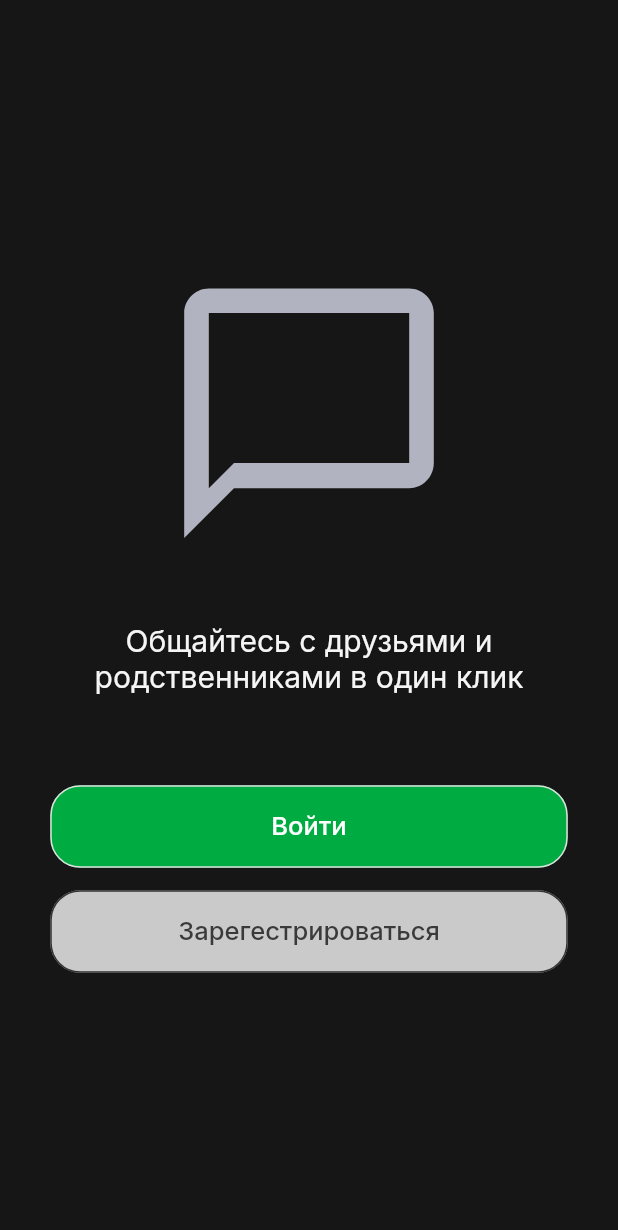
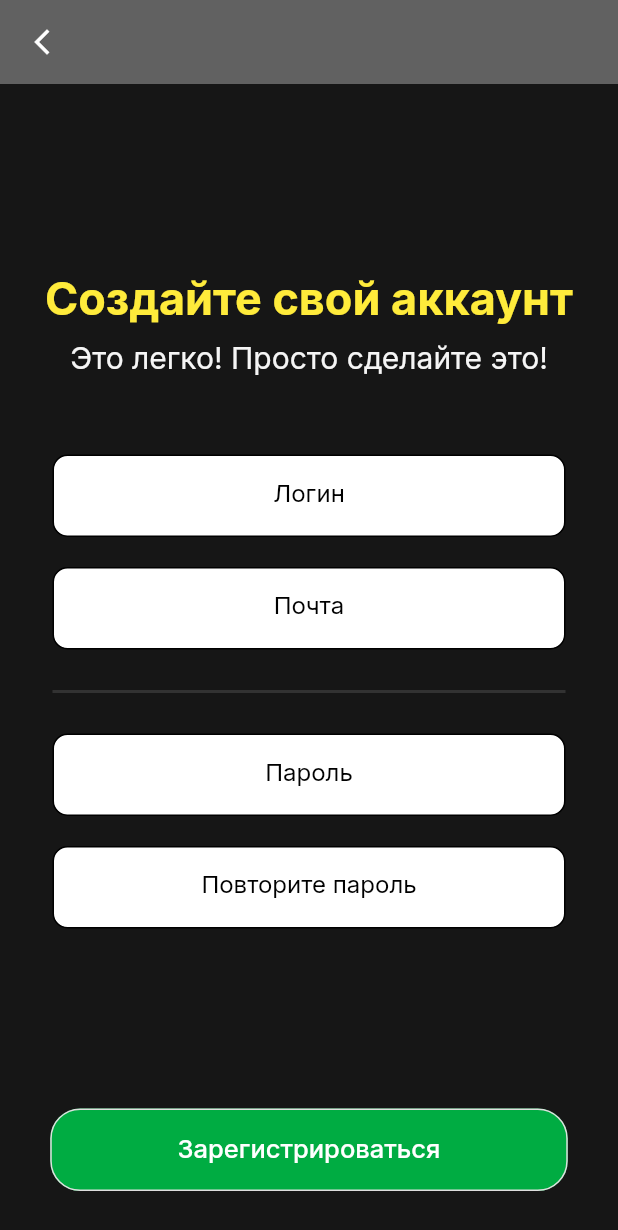
Before and after one commit to flew1x/chat_app, a Flutter app: the screen it shows after launch, after a tap on "Зарегестрироваться", on a phone screen of 412 x 824 dp. Shown: the top 1230 px of the screen. Run offline on Flutter 3.47's test engine with Material 2 defaults, Android fonts, the phone set to English and light mode, and no system bars; drawn by our look-alikes of animated_text_kit; our stand-ins replace cached_network_image, faker, firebase_core, get, google_fonts, google_nav_bar and 1 more; missing offline and left inert: stream_chat_flutter_core; accounts and stored records are empty.

Commit message:
created sign up ui

```diff
--- a/lib/view/screens/login_screen.dart
+++ b/lib/view/screens/login_screen.dart
@@ -1,5 +1,3 @@
-import 'dart:ui';
-
 import 'package:animated_text_kit/animated_text_kit.dart';
 import 'package:flutter/material.dart';
 import 'package:get/get.dart';
@@ -7,14 +5,14 @@ import 'package:get/get.dart';
 import '../widgets/button.dart';
 import '../widgets/input_field.dart';
 
-class LoginPage extends StatefulWidget {
-  const LoginPage({super.key});
+class LoginScreen extends StatefulWidget {
+  const LoginScreen({super.key});
 
   @override
-  State<LoginPage> createState() => _LoginPageState();
+  State<LoginScreen> createState() => _LoginScreenState();
 }
 
-class _LoginPageState extends State<LoginPage> {
+class _LoginScreenState extends State<LoginScreen> {
   final String _titleText = 'ПРИВЕТ';
   final String _subtitleText = 'Здравcтвуйте, войдите в свой аккаунт';
 
--- /dev/null
+++ b/lib/view/screens/sign_up_screen.dart
@@ -0,0 +1,138 @@
+import 'package:animated_text_kit/animated_text_kit.dart';
+import 'package:flutter/material.dart';
+import 'package:get/get.dart';
+import '../widgets/button.dart';
+import '../widgets/input_field.dart';
+
+class SignUpScreen extends StatefulWidget {
+  const SignUpScreen({super.key});
+
+  @override
+  State<SignUpScreen> createState() => _SignUpScreenState();
+}
+
+class _SignUpScreenState extends State<SignUpScreen> {
+  final String _titleText = 'Создайте свой аккаунт';
+  final String _subtitleText = 'Это легко! Просто сделайте это!';
+
+  final TextEditingController _emailController = TextEditingController();
+  final TextEditingController _loginController = TextEditingController();
+  final TextEditingController _passwordController = TextEditingController();
+  final TextEditingController _repeatPasswordController =
+      TextEditingController();
+
+  @override
+  Widget build(BuildContext context) {
+    return Scaffold(
+      appBar: _appBar(),
+      body: Padding(
+        padding: const EdgeInsets.only(bottom: 30),
+        child: Column(
+          mainAxisAlignment: MainAxisAlignment.end,
+          crossAxisAlignment: CrossAxisAlignment.center,
+          children: [
+            Row(
+              mainAxisAlignment: MainAxisAlignment.center,
+              children: [
+                AnimatedTextKit(
+                  animatedTexts: [
+                    TypewriterAnimatedText(_titleText,
+                        speed: const Duration(milliseconds: 100),
+                        textStyle: const TextStyle(
+                            fontSize: 30,
+                            fontWeight: FontWeight.bold,
+                            color: Colors.yellow)),
+                  ],
+                  isRepeatingAnimation: false,
+                )
+              ],
+            ),
+            const SizedBox(
+              height: 10,
+            ),
+            Row(
+              mainAxisAlignment: MainAxisAlignment.center,
+              children: [
+                Text(
+                  _subtitleText,
+                  style: const TextStyle(fontSize: 20),
+                ),
+              ],
+            ),
+            const SizedBox(
+              height: 12,
+            ),
+            Padding(
+              padding: const EdgeInsets.only(right: 35, left: 35),
+              child: Column(
+                children: [
+                  const SizedBox(
+                    height: 40,
+                  ),
+                  InputField(
+                    textController: _loginController,
+                    hint: "Логин",
+                    isPassword: false,
+                  ),
+                  const SizedBox(
+                    height: 20,
+                  ),
+                  InputField(
+                    textController: _emailController,
+                    hint: "Почта",
+                    isPassword: false,
+                  ),
+                  const SizedBox(
+                    height: 20,
+                  ),
+                  const Divider(
+                    thickness: 2,
+                  ),
+                  const SizedBox(
+                    height: 20,
+                  ),
+                  InputField(
+                    textController: _passwordController,
+                    hint: "Пароль",
+                    isPassword: true,
+                  ),
+                  const SizedBox(
+                    height: 20,
+                  ),
+                  InputField(
+                    textController: _repeatPasswordController,
+                    hint: "Повторите пароль",
+                    isPassword: true,
+                  ),
+                ],
+              ),
+            ),
+            Padding(
+              padding: const EdgeInsets.only(top: 120),
+              child: Button(
+                text: "Зарегистрироваться",
+                onPressed: () {},
+                lightTheme: false,
+              ),
+            )
+          ],
+        ),
+      ),
+    );
+  }
+
+  _appBar() {
+    return AppBar(
+      backgroundColor: context.theme.backgroundColor,
+      elevation: 0,
+      leading: GestureDetector(
+        onTap: () => Get.back(),
+        child: const Icon(
+          Icons.arrow_back_ios_new,
+          color: Color.fromARGB(255, 255, 255, 255),
+          size: 20,
+        ),
+      ),
+    );
+  }
+}
--- a/lib/view/screens/start_screen.dart
+++ b/lib/view/screens/start_screen.dart
@@ -1,4 +1,5 @@
 import 'package:chat_app/view/screens/login_screen.dart';
+import 'package:chat_app/view/screens/sign_up_screen.dart';
 import 'package:chat_app/view/widgets/button.dart';
 import 'package:flutter/material.dart';
 import 'package:get/get.dart';
@@ -36,7 +37,7 @@ class StartScreen extends StatelessWidget {
                   Button(
                       text: "Войти",
                       onPressed: () {
-                        Get.to(() => const LoginPage(),
+                        Get.to(() => const LoginScreen(),
                             transition: Transition.rightToLeft);
                       },
                       lightTheme: false),
@@ -47,7 +48,10 @@ class StartScreen extends StatelessWidget {
               ),
               Button(
                   text: "Зарегестрироваться",
-                  onPressed: () {},
+                  onPressed: () {
+                    Get.to(() => const SignUpScreen(),
+                        transition: Transition.leftToRight);
+                  },
                   lightTheme: true)
             ]),
       ),
```
